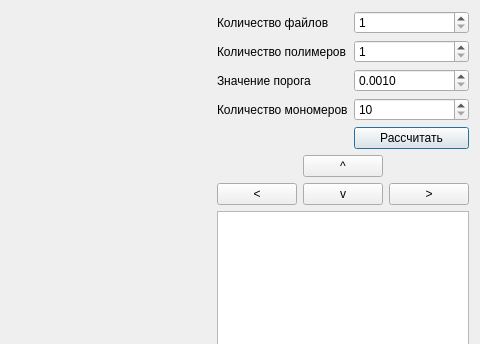
First picture: the form in uis/main_window.ui, repository Ivanestver/Polymers_Gui, before the edit; both pictures show x 446 to 926 and y 0 to 344 of the 926 by 628 pixel window.
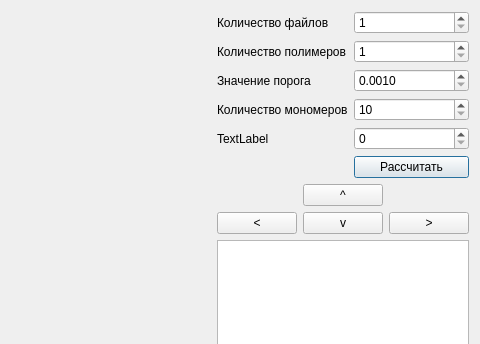
Second picture: the form after the edit.

```diff
--- a/uis/main_window.ui
+++ b/uis/main_window.ui
@@ -81,14 +81,14 @@
        </property>
       </widget>
      </item>
-     <item row="4" column="1">
+     <item row="5" column="1">
       <widget class="QPushButton" name="calculateBtn">
        <property name="text">
         <string>Рассчитать</string>
        </property>
       </widget>
      </item>
-     <item row="5" column="0" colspan="2">
+     <item row="6" column="0" colspan="2">
       <layout class="QGridLayout" name="gridLayout">
        <item row="0" column="1">
         <widget class="QPushButton" name="btnUp">
@@ -120,9 +120,19 @@
        </item>
       </layout>
      </item>
-     <item row="6" column="0" colspan="2">
+     <item row="7" column="0" colspan="2">
       <widget class="QListWidget" name="polymersListWidget"/>
      </item>
+     <item row="4" column="0">
+      <widget class="QLabel" name="sphereRadiusText">
+       <property name="text">
+        <string>TextLabel</string>
+       </property>
+      </widget>
+     </item>
+     <item row="4" column="1">
+      <widget class="QSpinBox" name="radiusSphereSpinBox"/>
+     </item>
     </layout>
    </item>
   </layout>
```
